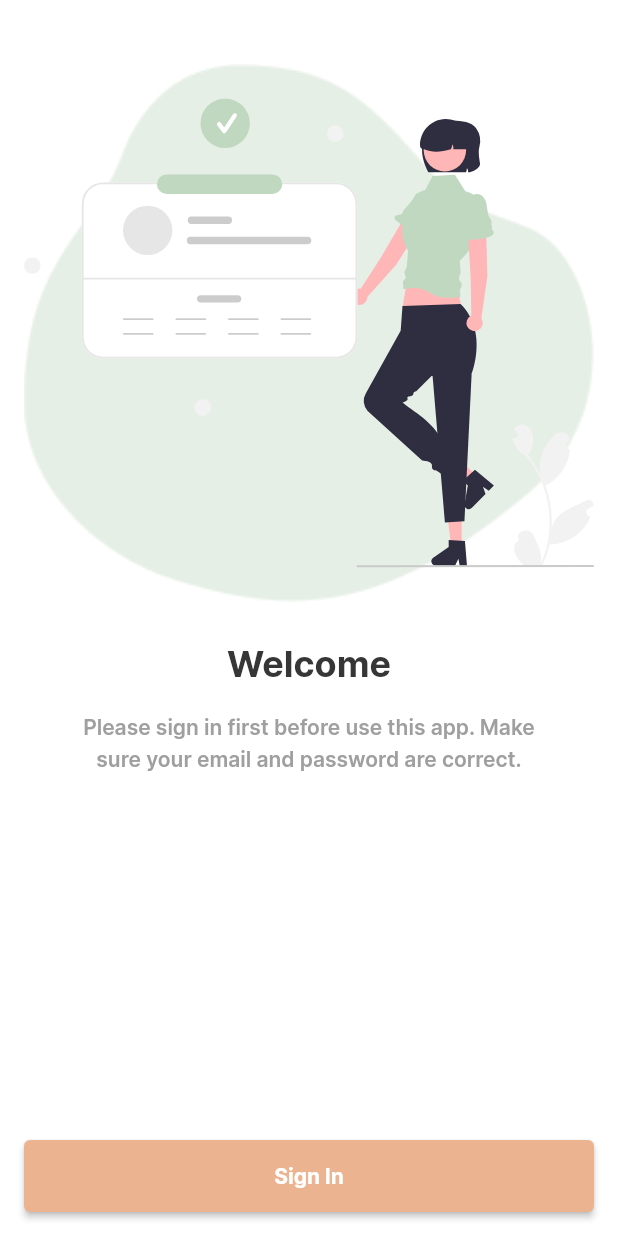
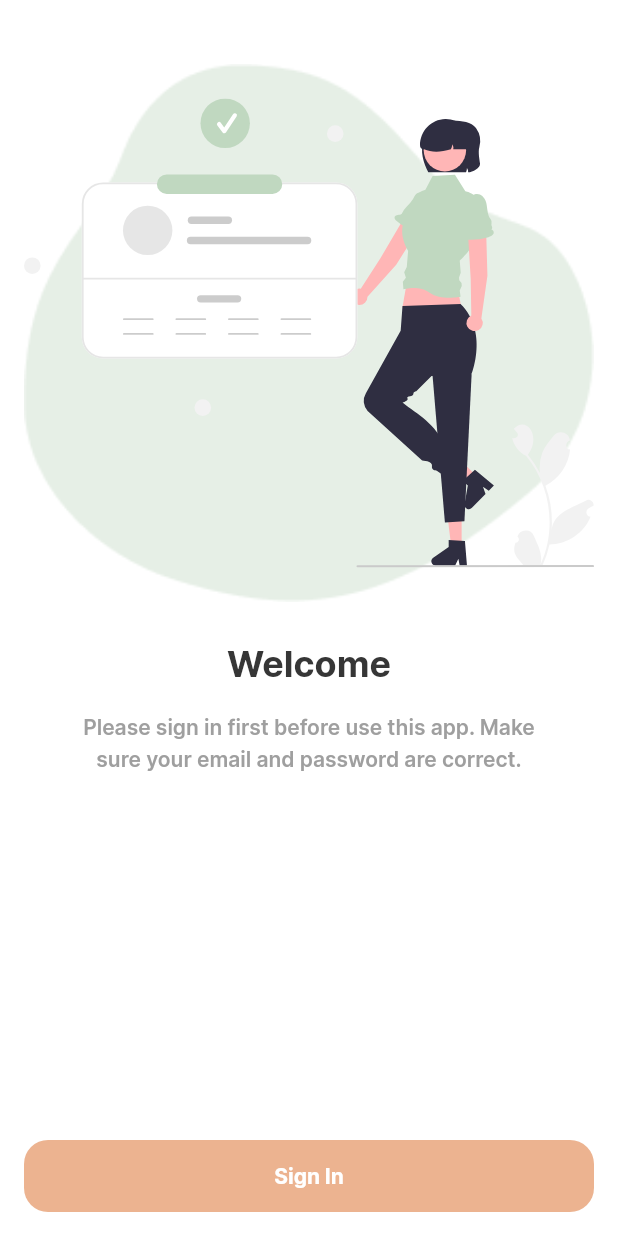
Before and after one commit to revvann/ventes_app, a Flutter app: the screen it shows after launch, after a tap on "Skip", on a phone screen of 412 x 824 dp. Run offline on Flutter 3.47's test engine with Material 2 defaults, Android fonts, the phone set to English and light mode, and no system bars; our stand-ins replace carousel_slider, flutter_svg, get, get_storage, simple_animations; statements that could not run were skipped.

Commit message:
change component style

```diff
--- a/lib/widgets/regular_bottom_sheet.dart
+++ b/lib/widgets/regular_bottom_sheet.dart
@@ -28,10 +28,10 @@ class RegularBottomSheet {
               color: backgroundColor,
               borderRadius: BorderRadius.only(
                 topLeft: Radius.circular(
-                  RegularSize.m,
+                  RegularSize.xl,
                 ),
                 topRight: Radius.circular(
-                  RegularSize.m,
+                  RegularSize.xl,
                 ),
               ),
             ),
--- a/lib/widgets/regular_button.dart
+++ b/lib/widgets/regular_button.dart
@@ -37,11 +37,20 @@ class RegularButton extends StatelessWidget {
                 color: Colors.white,
               ),
             ),
-      style: ElevatedButton.styleFrom(
-        primary: primary,
-        minimumSize: Size(
-          width,
-          height,
+      style: ButtonStyle(
+        elevation: MaterialStateProperty.all<double?>(0),
+        shadowColor: MaterialStateProperty.all<Color?>(Colors.transparent),
+        shape: MaterialStateProperty.all<RoundedRectangleBorder>(
+          RoundedRectangleBorder(
+            borderRadius: BorderRadius.circular(16),
+          ),
+        ),
+        backgroundColor: MaterialStateProperty.all<Color?>(primary),
+        minimumSize: MaterialStateProperty.all<Size?>(
+          Size(
+            width,
+            height,
+          ),
         ),
       ),
     );
```
Also changed, not shown: lib/widgets/regular_input.dart (+6 -2 lines).
